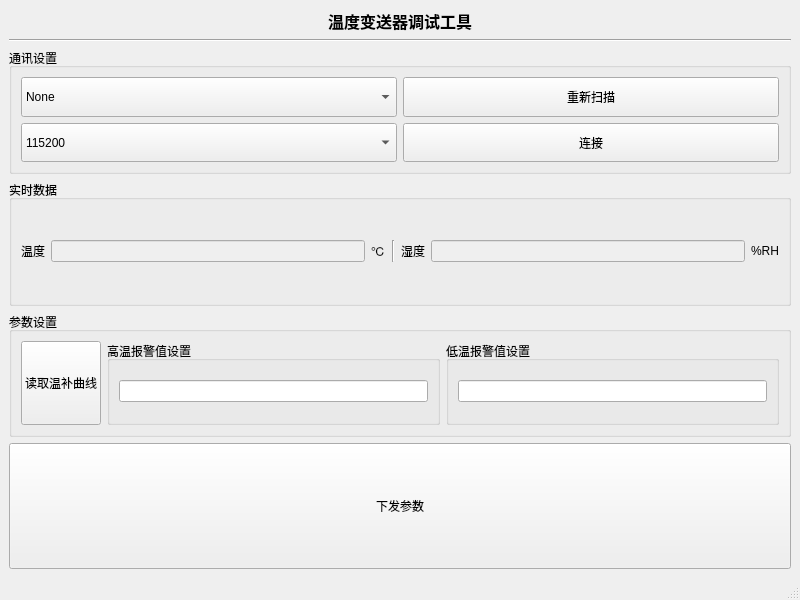
Qt form mainwindow.ui (aron566/Temp_Transducer_Tool) before a commit.
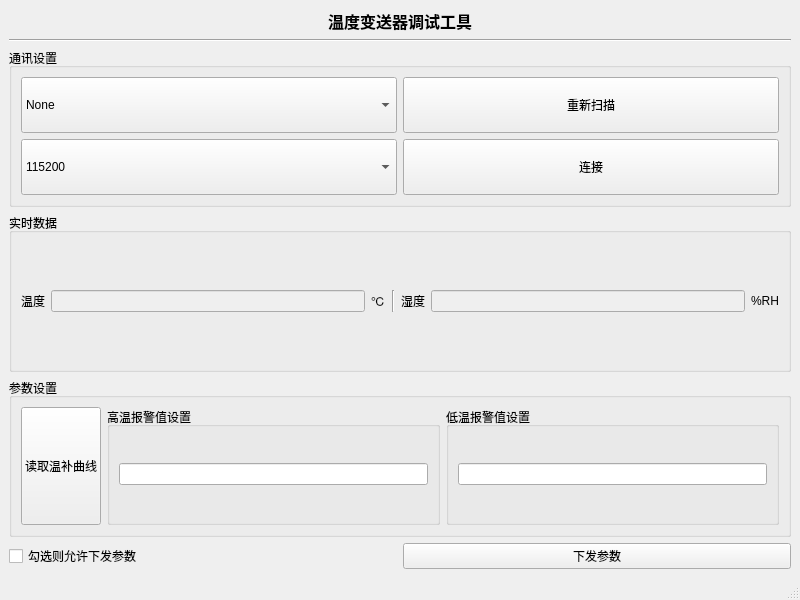
The same form after that commit.

The edit to the form file:
```diff
--- a/mainwindow.ui
+++ b/mainwindow.ui
@@ -15,7 +15,7 @@
   </property>
   <widget class="QWidget" name="centralwidget">
    <layout class="QGridLayout" name="gridLayout_3">
-    <item row="0" column="0">
+    <item row="0" column="0" colspan="2">
      <widget class="QLabel" name="label">
       <property name="sizePolicy">
        <sizepolicy hsizetype="Preferred" vsizetype="Fixed">
@@ -28,14 +28,14 @@
       </property>
      </widget>
     </item>
-    <item row="1" column="0">
+    <item row="1" column="0" colspan="2">
      <widget class="Line" name="line">
       <property name="orientation">
        <enum>Qt::Horizontal</enum>
       </property>
      </widget>
     </item>
-    <item row="2" column="0">
+    <item row="2" column="0" colspan="2">
      <widget class="QGroupBox" name="groupBox_5">
       <property name="title">
        <string>通讯设置</string>
@@ -105,7 +105,7 @@
       </layout>
      </widget>
     </item>
-    <item row="3" column="0">
+    <item row="3" column="0" colspan="2">
      <widget class="QGroupBox" name="groupBox">
       <property name="title">
        <string>实时数据</string>
@@ -163,7 +163,7 @@
       </layout>
      </widget>
     </item>
-    <item row="4" column="0">
+    <item row="4" column="0" colspan="2">
      <widget class="QGroupBox" name="groupBox_2">
       <property name="title">
        <string>参数设置</string>
@@ -210,6 +210,13 @@
      </widget>
     </item>
     <item row="5" column="0">
+     <widget class="QCheckBox" name="down_par_checkBox">
+      <property name="text">
+       <string>勾选则允许下发参数</string>
+      </property>
+     </widget>
+    </item>
+    <item row="5" column="1">
      <widget class="QPushButton" name="set_pushButton">
       <property name="sizePolicy">
        <sizepolicy hsizetype="Minimum" vsizetype="Preferred">
```
